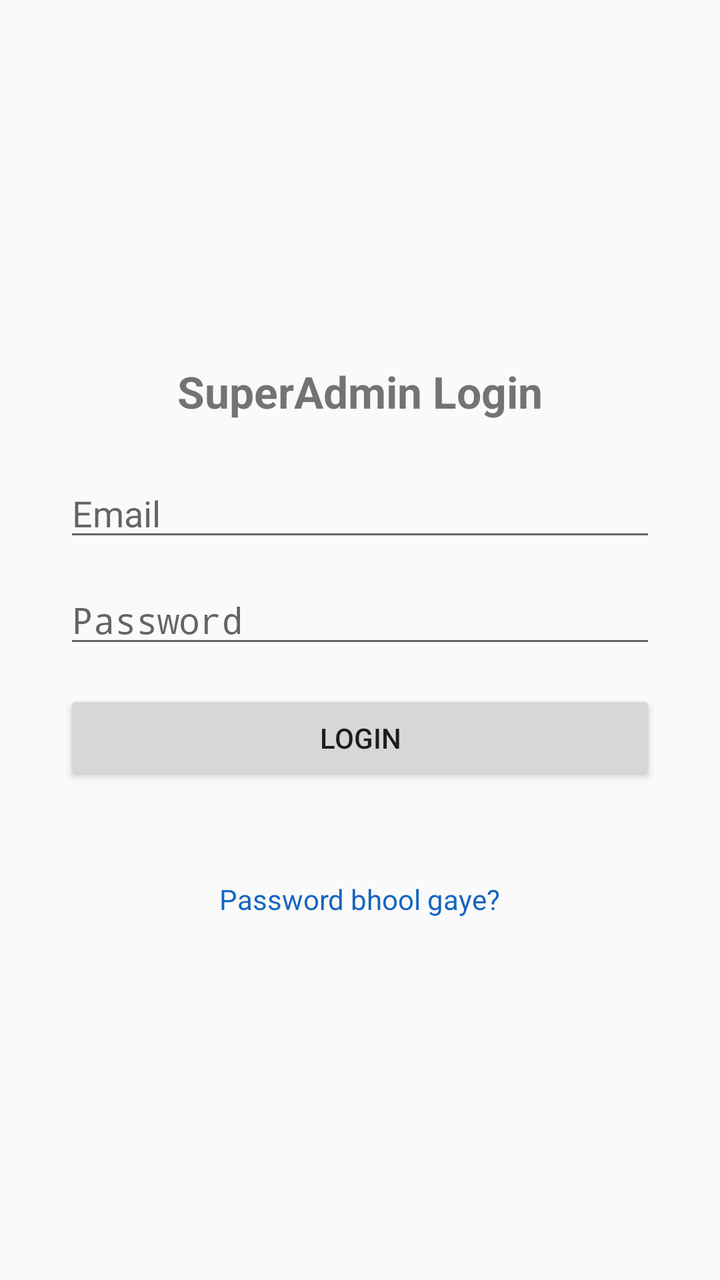
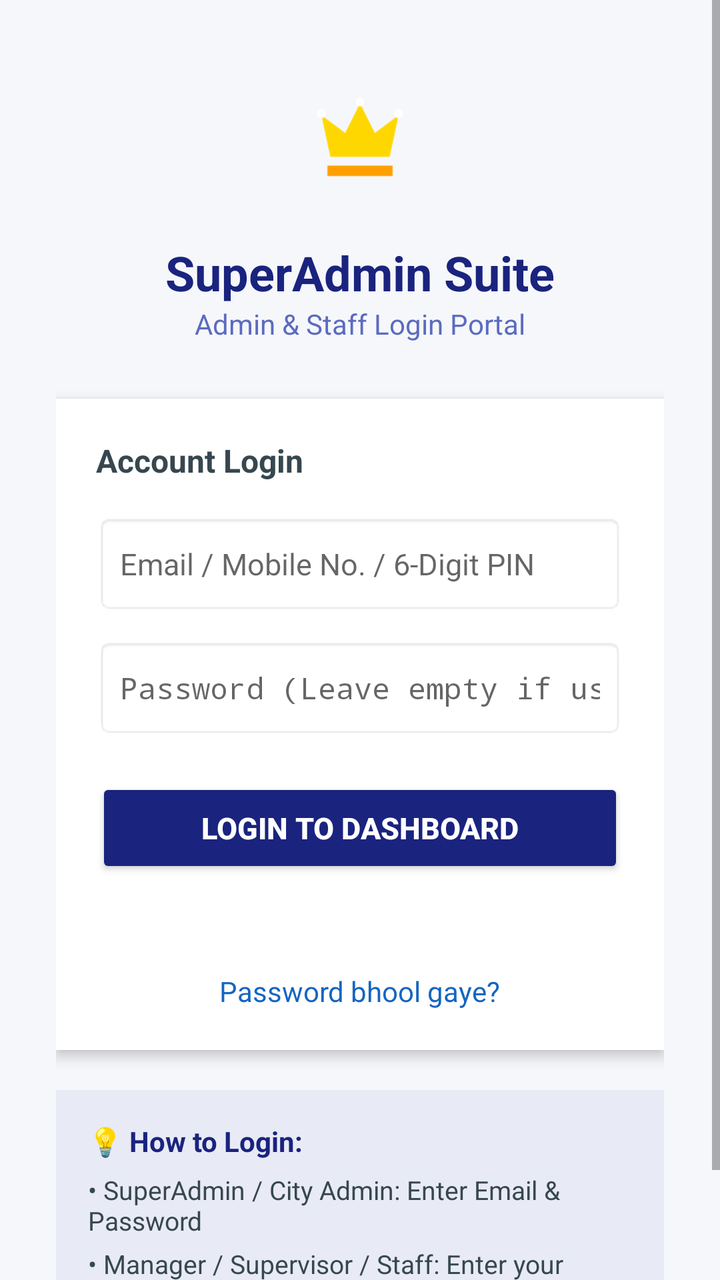

Two renders of the same Android screen: before a commit and after it. Below are the layout's source before the change and the commit's diff.
<!-- AndroidManifest.xml: application theme Theme.SuperAdmin -->
<!-- res/layout/activity_login.xml -->
<?xml version="1.0" encoding="utf-8"?>
<LinearLayout xmlns:android="http://schemas.android.com/apk/res/android"
    android:layout_width="match_parent"
    android:layout_height="match_parent"
    android:orientation="vertical"
    android:gravity="center"
    android:padding="32dp">

    <TextView
        android:layout_width="wrap_content"
        android:layout_height="wrap_content"
        android:text="SuperAdmin Login"
        android:textSize="22sp"
        android:textStyle="bold"
        android:layout_marginBottom="24dp" />

    <EditText
        android:id="@+id/emailInput"
        android:layout_width="match_parent"
        android:layout_height="wrap_content"
        android:hint="Email"
        android:inputType="textEmailAddress" />

    <EditText
        android:id="@+id/passwordInput"
        android:layout_width="match_parent"
        android:layout_height="wrap_content"
        android:hint="Password"
        android:inputType="textPassword"
        android:layout_marginTop="12dp" />

    <Button
        android:id="@+id/loginButton"
        android:layout_width="match_parent"
        android:layout_height="wrap_content"
        android:text="Login"
        android:layout_marginTop="16dp" />

    <TextView
        android:id="@+id/statusText"
        android:layout_width="wrap_content"
        android:layout_height="wrap_content"
        android:layout_marginTop="12dp"
        android:textColor="#D32F2F" />

    <TextView
        android:id="@+id/forgotPasswordText"
        android:layout_width="wrap_content"
        android:layout_height="wrap_content"
        android:text="Password bhool gaye?"
        android:textColor="#1565C0"
        android:layout_marginTop="16dp" />

</LinearLayout>
<!-- resources referenced by this layout -->
<resources>
  <style name="Theme.SuperAdmin" parent="Theme.MaterialComponents.Light.NoActionBar.Bridge">
          
          <item name="colorPrimary">#0D47A1</item>
          <item name="colorPrimaryVariant">#002171</item>
          <item name="colorOnPrimary">#FFFFFF</item>
          
          <item name="colorSecondary">#1B5E20</item>
          <item name="colorSecondaryVariant">#003308</item>
          <item name="colorOnSecondary">#FFFFFF</item>
          
          <item name="android:statusBarColor">#0D47A1</item>
  
          
          <item name="materialCalendarFullscreenTheme">@style/ThemeOverlay.MaterialComponents.MaterialCalendar.Fullscreen</item>
          <item name="materialCalendarTheme">@style/ThemeOverlay.MaterialComponents.MaterialCalendar</item>
      </style>
</resources>

<!-- the commit's change to res/layout/activity_login.xml (unified diff, before → after) -->
@@ -1,54 +1,147 @@
 <?xml version="1.0" encoding="utf-8"?>
-<LinearLayout xmlns:android="http://schemas.android.com/apk/res/android"
+<ScrollView xmlns:android="http://schemas.android.com/apk/res/android"
     android:layout_width="match_parent"
     android:layout_height="match_parent"
-    android:orientation="vertical"
-    android:gravity="center"
-    android:padding="32dp">
+    android:fillViewport="true"
+    android:background="#F5F7FA">
 
-    <TextView
-        android:layout_width="wrap_content"
-        android:layout_height="wrap_content"
-        android:text="SuperAdmin Login"
-        android:textSize="22sp"
-        android:textStyle="bold"
-        android:layout_marginBottom="24dp" />
-
-    <EditText
-        android:id="@+id/emailInput"
+    <LinearLayout
         android:layout_width="match_parent"
         android:layout_height="wrap_content"
-        android:hint="Email"
-        android:inputType="textEmailAddress" />
+        android:orientation="vertical"
+        android:gravity="center"
+        android:padding="28dp">
 
-    <EditText
-        android:id="@+id/passwordInput"
-        android:layout_width="match_parent"
-        android:layout_height="wrap_content"
-        android:hint="Password"
-        android:inputType="textPassword"
-        android:layout_marginTop="12dp" />
+        <ImageView
+            android:layout_width="80dp"
+            android:layout_height="80dp"
+            android:src="@drawable/ic_launcher_foreground"
+            android:contentDescription="Logo"
+            android:layout_marginBottom="12dp" />
 
-    <Button
-        android:id="@+id/loginButton"
-        android:layout_width="match_parent"
-        android:layout_height="wrap_content"
-        android:text="Login"
-        android:layout_marginTop="16dp" />
+        <TextView
+            android:layout_width="wrap_content"
+            android:layout_height="wrap_content"
+            android:text="SuperAdmin Suite"
+            android:textSize="24sp"
+            android:textStyle="bold"
+            android:textColor="#1A237E" />
 
-    <TextView
-        android:id="@+id/statusText"
-        android:layout_width="wrap_content"
-        android:layout_height="wrap_content"
-        android:layout_marginTop="12dp"
-        android:textColor="#D32F2F" />
+        <TextView
+            android:layout_width="wrap_content"
+            android:layout_height="wrap_content"
+            android:text="Admin &amp; Staff Login Portal"
+            android:textSize="14sp"
+            android:textColor="#5C6BC0"
+            android:layout_marginBottom="28dp" />
 
-    <TextView
-        android:id="@+id/forgotPasswordText"
-        android:layout_width="wrap_content"
-        android:layout_height="wrap_content"
-        android:text="Password bhool gaye?"
-        android:textColor="#1565C0"
-        android:layout_marginTop="16dp" />
+        <LinearLayout
+            android:layout_width="match_parent"
+            android:layout_height="wrap_content"
+            android:orientation="vertical"
+            android:background="#FFFFFF"
+            android:padding="20dp"
+            android:elevation="4dp">
 
-</LinearLayout>
+            <TextView
+                android:layout_width="wrap_content"
+                android:layout_height="wrap_content"
+                android:text="Account Login"
+                android:textSize="16sp"
+                android:textStyle="bold"
+                android:textColor="#37474F"
+                android:layout_marginBottom="16dp" />
+
+            <EditText
+                android:id="@+id/emailInput"
+                android:layout_width="match_parent"
+                android:layout_height="50dp"
+                android:hint="Email / Mobile No. / 6-Digit PIN"
+                android:inputType="textEmailAddress"
+                android:background="@android:drawable/editbox_background"
+                android:paddingStart="12dp"
+                android:paddingEnd="12dp"
+                android:textSize="15sp" />
+
+            <EditText
+                android:id="@+id/passwordInput"
+                android:layout_width="match_parent"
+                android:layout_height="50dp"
+                android:hint="Password (Leave empty if using PIN)"
+                android:inputType="textPassword"
+                android:background="@android:drawable/editbox_background"
+                android:paddingStart="12dp"
+                android:paddingEnd="12dp"
+                android:textSize="15sp"
+                android:layout_marginTop="12dp" />
+
+            <Button
+                android:id="@+id/loginButton"
+                android:layout_width="match_parent"
+                android:layout_height="50dp"
+                android:text="LOGIN TO DASHBOARD"
+                android:textStyle="bold"
+                android:textSize="15sp"
+                android:backgroundTint="#1A237E"
+                android:textColor="#FFFFFF"
+                android:layout_marginTop="20dp" />
+
+            <TextView
+                android:id="@+id/statusText"
+                android:layout_width="match_parent"
+                android:layout_height="wrap_content"
+                android:gravity="center"
+                android:layout_marginTop="12dp"
+                android:textColor="#D32F2F"
+                android:textSize="14sp" />
+
+            <TextView
+                android:id="@+id/forgotPasswordText"
+                android:layout_width="wrap_content"
+                android:layout_height="wrap_content"
+                android:layout_gravity="center"
+                android:text="Password bhool gaye?"
+                android:textColor="#1565C0"
+                android:textSize="14sp"
+                android:layout_marginTop="16dp" />
+
+        </LinearLayout>
+
+        
+        <LinearLayout
+            android:layout_width="match_parent"
+            android:layout_height="wrap_content"
+            android:orientation="vertical"
+            android:background="#E8EAF6"
+            android:padding="16dp"
+            android:layout_marginTop="20dp">
+
+            <TextView
+                android:layout_width="wrap_content"
+                android:layout_height="wrap_content"
+                android:text="💡 How to Login:"
+                android:textStyle="bold"
+                android:textColor="#1A237E"
+                android:textSize="14sp"
+                android:layout_marginBottom="6dp" />
+
+            <TextView
+                android:layout_width="wrap_content"
+                android:layout_height="wrap_content"
+                android:text="• SuperAdmin / City Admin: Enter Email &amp; Password"
+                android:textColor="#37474F"
+                android:textSize="13sp" />
+
+            <TextView
+                android:layout_width="wrap_content"
+                android:layout_height="wrap_content"
+                android:text="• Manager / Supervisor / Staff: Enter your 6-Digit PIN"
+                android:textColor="#37474F"
+                android:textSize="13sp"
+                android:layout_marginTop="4dp" />
+
+        </LinearLayout>
+
+    </LinearLayout>
+
+</ScrollView>
<!-- resource entries referenced after the edit -->
@@ -1,5 +1,31 @@
 <!-- resources referenced by this layout -->
 <resources>
+  <!-- drawable ic_launcher_foreground (drawable) -->
+  <?xml version="1.0" encoding="utf-8"?>
+  <vector xmlns:android="http://schemas.android.com/apk/res/android"
+      android:width="108dp"
+      android:height="108dp"
+      android:viewportWidth="108"
+      android:viewportHeight="108">
+      
+      <path
+          android:fillColor="#FFD700"
+          android:pathData="M34,68 L74,68 L80,40 L64,52 L54,32 L44,52 L28,40 Z" />
+      
+      <path
+          android:fillColor="#FFA000"
+          android:pathData="M32,74 L76,74 L76,81 L32,81 Z" />
+      
+      <path
+          android:fillColor="#FFFFFF"
+          android:pathData="M28,36 C29.5,36 31,37.5 31,39 C31,40.5 29.5,42 28,42 C26.5,42 25,40.5 25,39 C25,37.5 26.5,36 28,36 Z" />
+      <path
+          android:fillColor="#FFFFFF"
+          android:pathData="M54,28 C55.5,28 57,29.5 57,31 C57,32.5 55.5,34 54,34 C52.5,34 51,32.5 51,31 C51,29.5 52.5,28 54,28 Z" />
+      <path
+          android:fillColor="#FFFFFF"
+          android:pathData="M80,36 C81.5,36 83,37.5 83,39 C83,40.5 81.5,42 80,42 C78.5,42 77,40.5 77,39 C77,37.5 78.5,36 80,36 Z" />
+  </vector>
   <style name="Theme.SuperAdmin" parent="Theme.MaterialComponents.Light.NoActionBar.Bridge">
           
           <item name="colorPrimary">#0D47A1</item>
